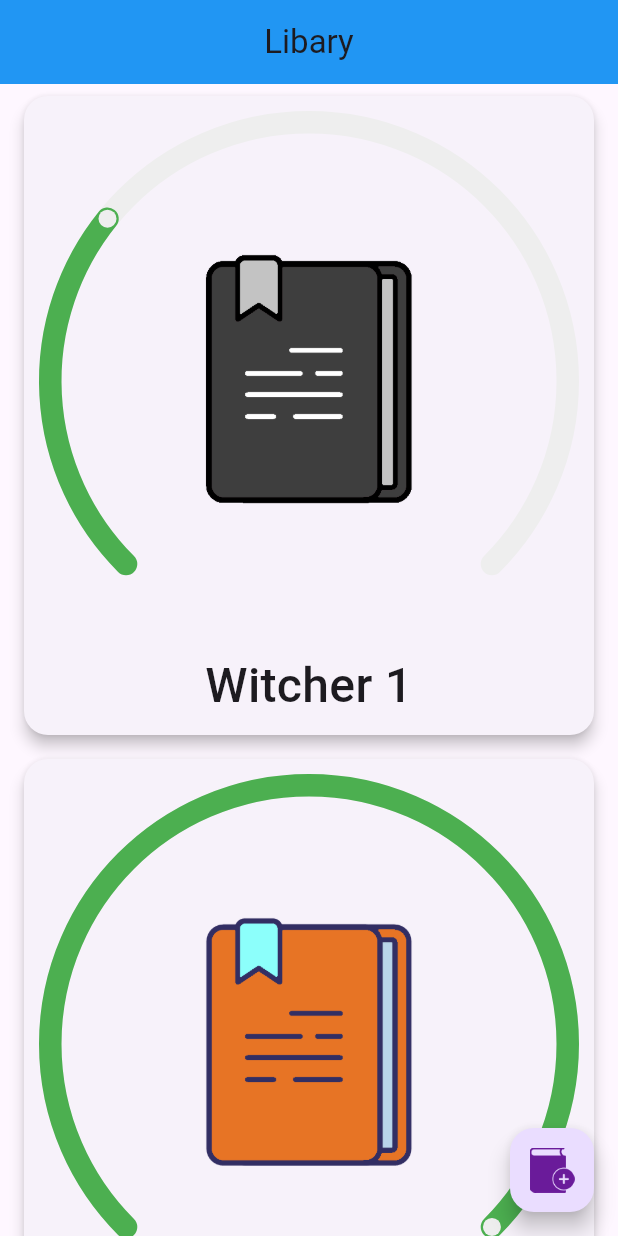
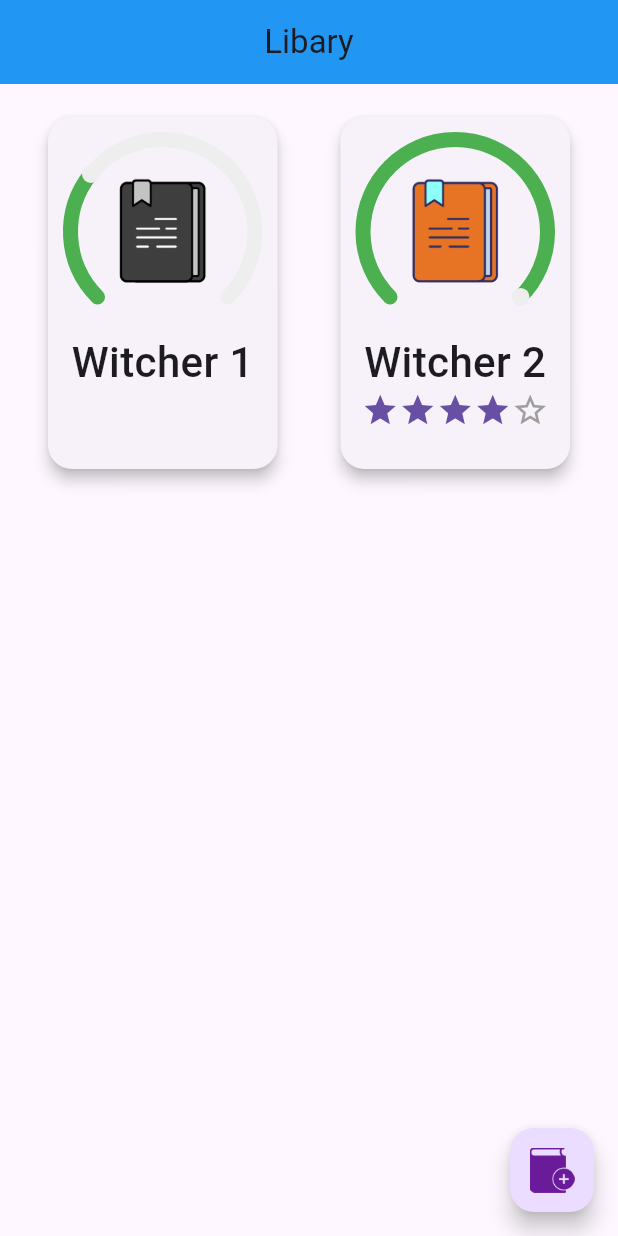
Before and after one commit to Romeo-Romario/Bookies, a Flutter app: the screen it shows after launch, on a phone screen of 412 x 824 dp. Run offline on Flutter 3.47's test engine with Material 3 defaults, Android fonts, the phone set to English and light mode, and no system bars; drawn by our look-alikes of dashed_circular_progress_bar, flutter_rating; our stand-ins replace drift, drift_flutter, shared_preferences; accounts and stored records are empty; generated files the repository leaves out were written again.

Commit message:
Change the view of libary page, add basic built-ins

```diff
--- a/bookies/lib/main.dart
+++ b/bookies/lib/main.dart
@@ -1,8 +1,10 @@
 import 'package:bookies/pages/libary_page.dart';
+import 'package:bookies/services/shared/initialization_functions/db_built_in_entities_initializer.dart';
 import 'package:flutter/material.dart';
 import 'package:bookies/pages/book_adding_page.dart';
 
 void main() {
+  BuiltInEntitiesInitializer();
   runApp(MaterialApp(
     initialRoute: '/home',
     routes: {
--- a/bookies/lib/pages/libary_page.dart
+++ b/bookies/lib/pages/libary_page.dart
@@ -1,6 +1,8 @@
 import 'package:bookies/services/modules/libary/models/book_info.dart';
 import 'package:bookies/services/modules/libary/widgets/display_books_in_liabry.dart';
+import 'package:bookies/services/shared/db/data.dart';
 import 'package:flutter/material.dart';
+import 'package:shared_preferences/shared_preferences.dart';
 
 class LibaryPage extends StatefulWidget {
   const LibaryPage({super.key});
@@ -49,13 +51,34 @@ class _LibaryPageState extends State<LibaryPage> {
         centerTitle: true,
         backgroundColor: Colors.blue,
       ),
-      body: SingleChildScrollView(
-        child: Column(
-          children: books.map((el) => BookLibaryView(element: el)).toList(),
-        ),
+      body: SafeArea(
+        child: GridView.builder(
+            primary: false,
+            padding: const EdgeInsets.all(16),
+            gridDelegate: SliverGridDelegateWithFixedCrossAxisCount(
+              crossAxisCount: 2, // Number of columns
+              mainAxisSpacing: 10.0, // Vertical spacing between grid items
+              crossAxisSpacing: 10.0, // Horizontal spacing between grid items
+              childAspectRatio: 3 / 4,
+            ),
+            itemCount: books.length,
+            itemBuilder: (context, index) {
+              final element = books[index];
+              // return cards.map((el) => BookInfoView(element: el)).toList(),}
+              return BookLibaryView(element: element);
+            }),
       ),
       floatingActionButton: FloatingActionButton(
-        onPressed: () {},
+        onPressed: () async {
+          final db = Database();
+
+          for (var el in await db.select(db.genresInfoTable).get()) {
+            print(el);
+          }
+          for (var el in await db.select(db.booksFolderInfoTable).get()) {
+            print(el);
+          }
+        },
         foregroundColor: Colors.deepPurpleAccent,
         child: Center(
           child: Image.asset(
--- /dev/null
+++ b/bookies/lib/services/modules/libary/widgets/circular_progress_bar.dart
@@ -0,0 +1,58 @@
+import 'package:bookies/services/modules/libary/models/book_info.dart';
+import 'package:dashed_circular_progress_bar/dashed_circular_progress_bar.dart';
+import 'package:flutter/material.dart';
+
+class CustomCircularProgressBar extends StatelessWidget {
+  const CustomCircularProgressBar({
+    super.key,
+    required ValueNotifier<double> valueNotifier,
+    required this.element,
+  }) : _valueNotifier = valueNotifier;
+
+  final ValueNotifier<double> _valueNotifier;
+  final BookInfo element;
+
+  @override
+  Widget build(BuildContext context) {
+    double imageSize =
+        MediaQuery.of(context).size.width * 0.20; // Auto-scaled size
+
+    return Stack(
+      alignment: Alignment.center, // Ensure everything is centered
+      children: [
+        // Circular Progress Bar
+        DashedCircularProgressBar.aspectRatio(
+          aspectRatio: 1,
+          valueNotifier: _valueNotifier,
+          progress: element.readPages.toDouble(),
+          maxProgress: element.numberOfPages.toDouble(),
+          startAngle: 225,
+          sweepAngle: 270,
+          foregroundColor: Colors.green,
+          backgroundColor: const Color(0xffeeeeee),
+          foregroundStrokeWidth: 10,
+          backgroundStrokeWidth: 10,
+          animation: true,
+          seekSize: 6,
+          seekColor: const Color(0xffeeeeee),
+        ),
+
+        // Book Image (Inside the Circle)
+        Container(
+          height: imageSize,
+          width: imageSize,
+          decoration: BoxDecoration(
+            color: Colors.transparent,
+            borderRadius: BorderRadius.circular(20.0),
+          ),
+          child: switch (element.imageSourceType) {
+            ImageSourceType.asset =>
+              Image.asset(element.imagePath, fit: BoxFit.contain),
+            ImageSourceType.local =>
+              Image.asset(element.imagePath, fit: BoxFit.contain),
+          },
+        ),
+      ],
+    );
+  }
+}
--- a/bookies/lib/services/modules/libary/widgets/display_books_in_liabry.dart
+++ b/bookies/lib/services/modules/libary/widgets/display_books_in_liabry.dart
@@ -1,5 +1,5 @@
 import 'package:bookies/services/modules/libary/models/book_info.dart';
-import 'package:dashed_circular_progress_bar/dashed_circular_progress_bar.dart';
+import 'package:bookies/services/modules/libary/widgets/circular_progress_bar.dart';
 import 'package:flutter/material.dart';
 import 'package:flutter_rating/flutter_rating.dart';
 
@@ -11,7 +11,7 @@ class BookLibaryView extends StatelessWidget {
   @override
   Widget build(BuildContext context) {
     return Card(
-      margin: EdgeInsets.symmetric(vertical: 8, horizontal: 16),
+      margin: EdgeInsets.symmetric(vertical: 6, horizontal: 16),
       shape: RoundedRectangleBorder(borderRadius: BorderRadius.circular(16)),
       elevation: 4,
       child: Padding(
@@ -22,51 +22,21 @@ class BookLibaryView extends StatelessWidget {
             Flexible(
               flex: 5,
               fit: FlexFit.loose,
-              child: DashedCircularProgressBar.aspectRatio(
-                aspectRatio: 1, // width ÷ height
-                valueNotifier: _valueNotifier,
-                progress: element.readPages.toDouble(),
-                maxProgress: element.numberOfPages.toDouble(),
-                startAngle: 225,
-                sweepAngle: 270,
-                foregroundColor: Colors.green,
-                backgroundColor: const Color(0xffeeeeee),
-                foregroundStrokeWidth: 15,
-                backgroundStrokeWidth: 15,
-                animation: true,
-                seekSize: 6,
-                seekColor: const Color(0xffeeeeee),
-                child: Center(
-                  child: ValueListenableBuilder(
-                    valueListenable: _valueNotifier,
-                    builder: (_, double value, __) => Container(
-                      height: MediaQuery.of(context).size.width * 0.8 * 0.6,
-                      width: MediaQuery.of(context).size.width * 0.8,
-                      decoration: BoxDecoration(
-                        color: Colors.transparent,
-                        borderRadius: BorderRadius.circular(20.0),
-                      ),
-                      child: switch (element.imageSourceType) {
-                        ImageSourceType.asset => Image.asset(element.imagePath),
-                        ImageSourceType.local => Image.asset(element.imagePath),
-                      },
-                    ),
-                  ),
-                ),
-              ),
+              child: CustomCircularProgressBar(
+                  valueNotifier: _valueNotifier, element: element),
             ),
             Flexible(
-              flex: 3,
+              flex: 2,
               fit: FlexFit.loose,
               child: Text(
                 element.bookName,
-                style: TextStyle(fontSize: 32, fontWeight: FontWeight.w500),
+                style: TextStyle(fontSize: 28, fontWeight: FontWeight.w500),
                 textAlign: TextAlign.center,
               ),
             ),
             if (element.status)
               Flexible(
-                  flex: 2,
+                  flex: 1,
                   fit: FlexFit.loose,
                   child: StarRating(
                     rating: element.grade!.toDouble(),
--- a/bookies/lib/services/shared/db/data.dart
+++ b/bookies/lib/services/shared/db/data.dart
@@ -9,8 +9,8 @@ part 'data.g.dart';
 class BooksFolderInfoTable extends Table {
   IntColumn get books_folder_id => integer().autoIncrement()();
   TextColumn get books_folder_name => text()();
-  TextColumn get font_style => text()();
-  TextColumn get font_color => text()();
+  TextColumn get font_style => text().nullable()();
+  TextColumn get font_color => text().nullable()();
 }
 
 class AuthorsInfoTable extends Table {
@@ -21,6 +21,7 @@ class AuthorsInfoTable extends Table {
 class GenresInfoTable extends Table {
   IntColumn get genre_id => integer().autoIncrement()();
   TextColumn get genre_name => text()();
+  BoolColumn get built_in => boolean().withDefault(Constant(false))();
 }
 
 class BookInfoTable extends Table {
--- a/bookies/pubspec.yaml
+++ b/bookies/pubspec.yaml
@@ -41,6 +41,7 @@ dependencies:
   drift: ^2.25.1
   drift_flutter: ^0.2.4
   dashed_circular_progress_bar: ^0.0.6
+  shared_preferences: ^2.5.1
   flutter_rating: ^2.0.2
 
 dev_dependencies:
```
Also changed, not shown: bookies/lib/services/shared/initialization_functions/db_built_in_entities_initializer.dart (added, +32 -0 lines), bookies/lib/services/shared/db/data.g.dart, bookies/pubspec.lock, 1 other file.
